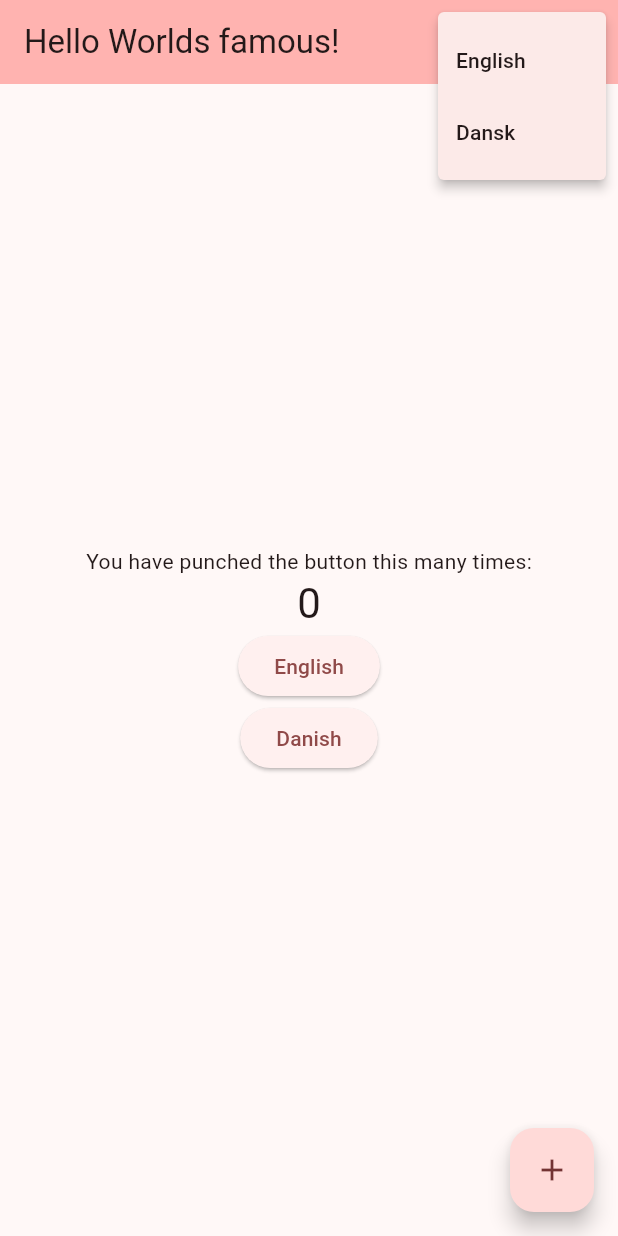
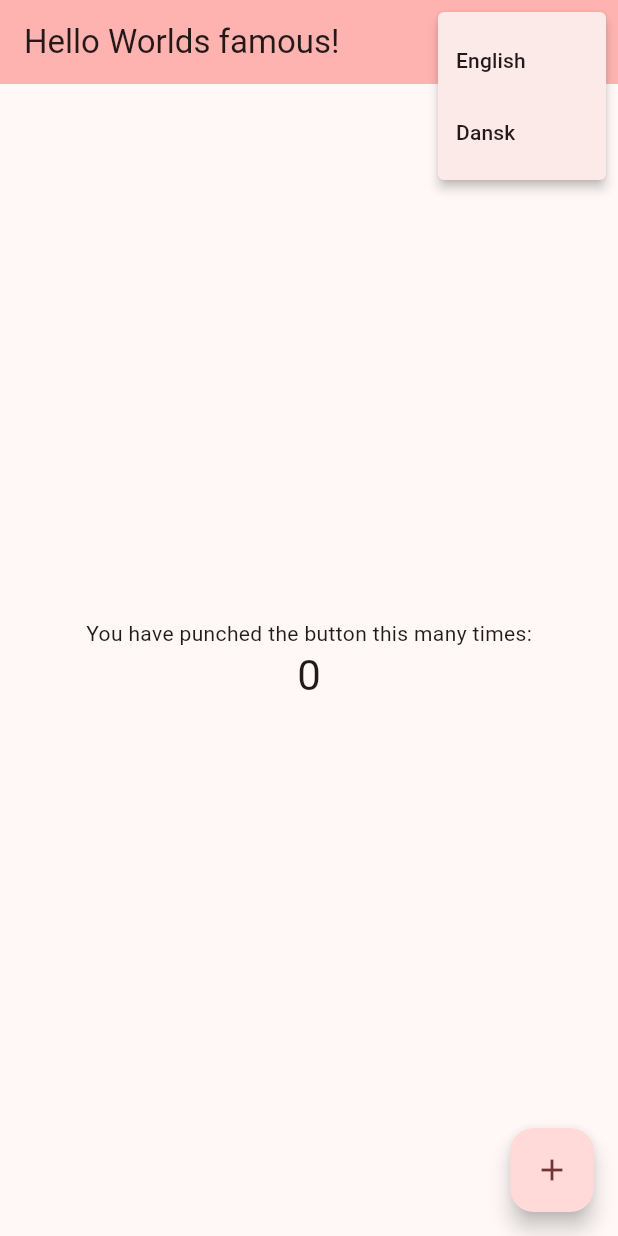
Before and after one commit to Junkfood-dk/JunkFoodAdmin, a Flutter app: the screen it shows after launch, after a tap on the "language" icon, on a phone screen of 412 x 824 dp. Run offline on Flutter 3.47's test engine with Material 3 defaults, Android fonts, the phone set to English and light mode, and no system bars; generated files the repository leaves out were written again.

Commit message:
Add dropdown menu to change language manually
A dropdownmenu has been added in hte top right corner to be used to manually change the language.

Co-authored-by: Jonas <kram@itu.dk>

```diff
--- a/lib/main.dart
+++ b/lib/main.dart
@@ -2,7 +2,7 @@ import 'package:flutter/material.dart';
 import 'package:flutter_localizations/flutter_localizations.dart';
 import 'package:flutter_gen/gen_l10n/app_localizations.dart';
 import 'package:provider/provider.dart';
-import 'model/LanguageModel.dart';
+import 'model/language.dart';
 import 'model/locale.dart';
 
 void main() {
@@ -91,12 +91,22 @@ class _MyHomePageState extends State<MyHomePage> {
         // the App.build method, and use it to set our appbar title.
         title: Text(AppLocalizations.of(context)!.helloWorld),
         actions: <Widget>[
-          PopupMenuButton<Text>(
-              icon: const Icon(Icons.language),
-              itemBuilder: (BuildContext context) => <PopupMenuEntry<Text>>[
-                    const PopupMenuItem<Text>(child: Text("English")),
-                    const PopupMenuItem(child: Text("Dansk"))
-                  ])
+          Consumer<LocaleModel>(
+            builder: (context, localeModel, child) => PopupMenuButton<Language>(
+                onSelected: (Language language) {
+                  localeModel.set(Locale(language.languageCode));
+                },
+                icon: const Icon(Icons.language),
+                itemBuilder: (BuildContext context) {
+                  List<PopupMenuEntry<Language>> menuItems =
+                      Language.languageList().map((e) {
+                    return PopupMenuItem<Language>(
+                        value: e, child: Text(e.name));
+                  }).toList();
+
+                  return menuItems;
+                }),
+          ),
         ],
       ),
       body: Center(
@@ -125,20 +135,6 @@ class _MyHomePageState extends State<MyHomePage> {
               '$_counter',
               style: Theme.of(context).textTheme.headlineMedium,
             ),
-            Consumer<LocaleModel>(
-              builder: (context, localeModel, child) => ElevatedButton(
-                  onPressed: () {
-                    localeModel.set(const Locale('en'));
-                  },
-                  child: Text('English')),
-            ),
-            Consumer<LocaleModel>(
-              builder: (context, localeModel, child) => ElevatedButton(
-                  onPressed: () {
-                    localeModel.set(const Locale('da'));
-                  },
-                  child: Text('Danish')),
-            ),
           ],
         ),
       ),
```
Also changed, not shown: lib/model/language.dart (renamed from lib/model/LanguageModel.dart).
